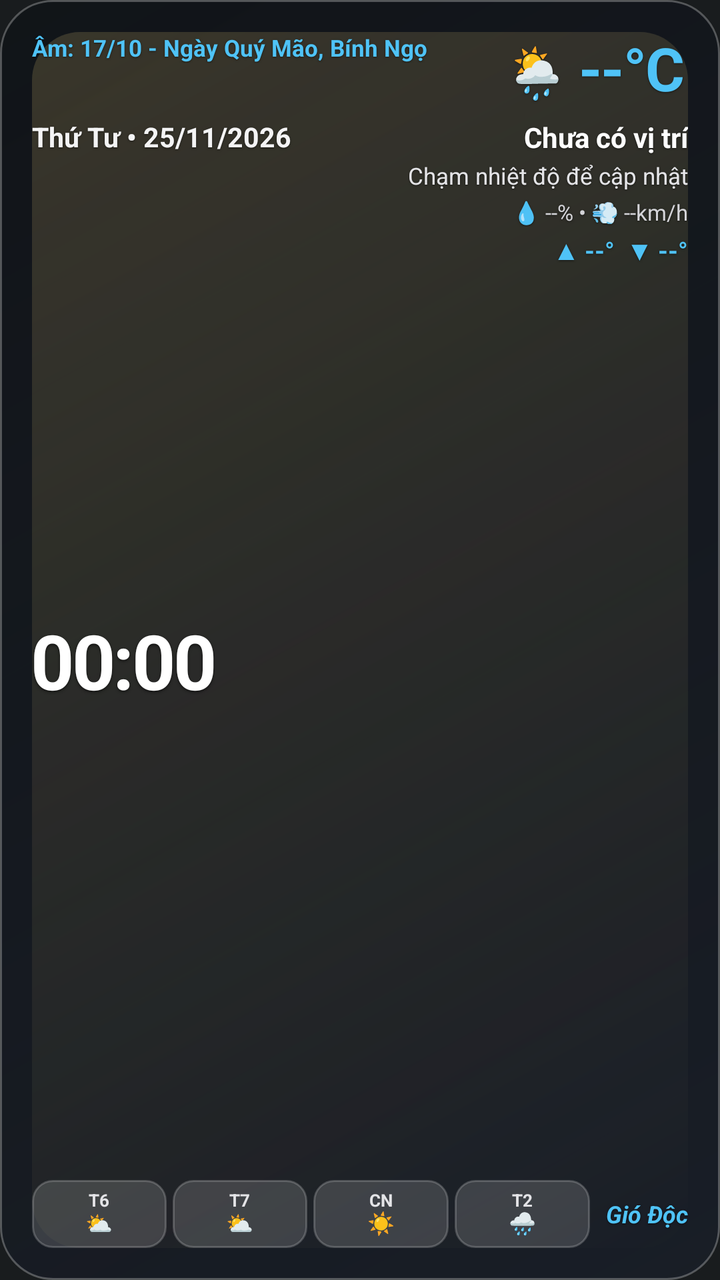
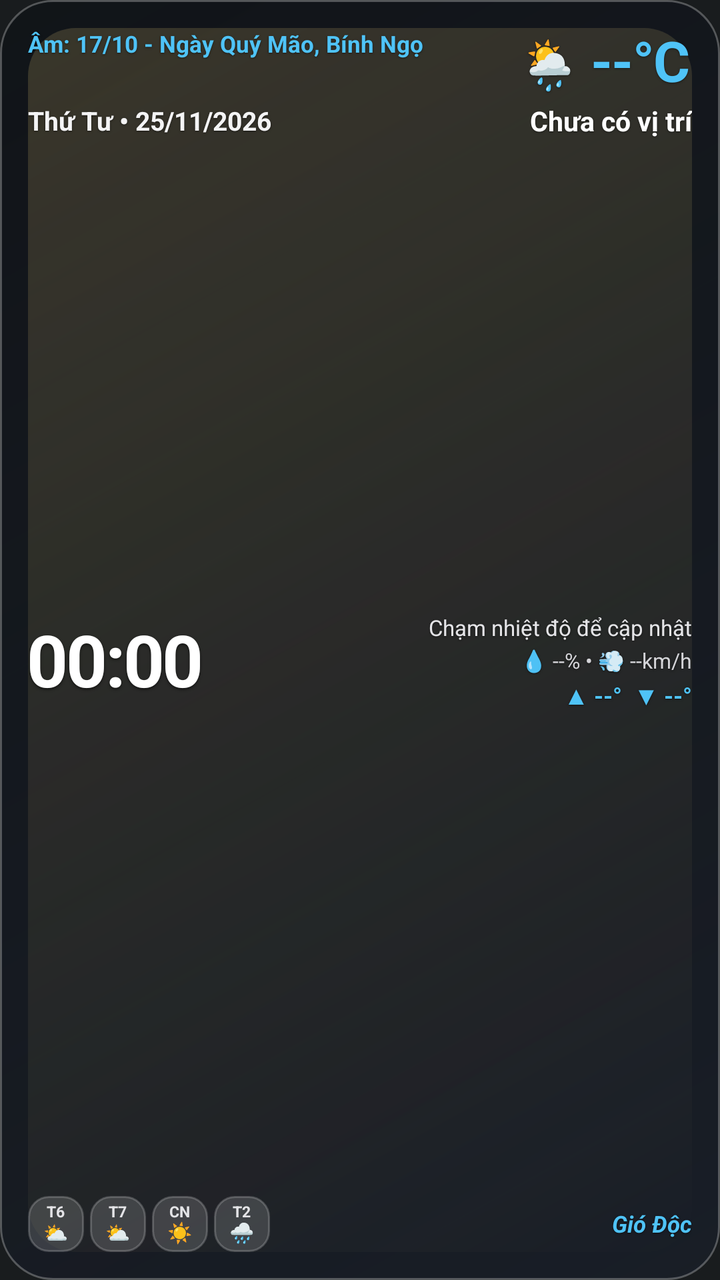

Screens rendered from an Android XML layout before and after an edit, with the pre-edit source and the edit as a unified diff.
<!-- AndroidManifest.xml: application theme android:Theme.DeviceDefault.NoActionBar -->
<!-- res/layout/widget_weather_lunar.xml -->
<?xml version="1.0" encoding="utf-8"?>
<RelativeLayout xmlns:android="http://schemas.android.com/apk/res/android"
    android:id="@+id/widget_root"
    android:layout_width="match_parent"
    android:layout_height="match_parent"
    android:background="@drawable/bg_widget_glass_dark"
    android:padding="16dp">

    
    <ImageView
        android:id="@+id/iv_weather_effect"
        android:layout_width="match_parent"
        android:layout_height="match_parent"
        android:alpha="0.82"
        android:contentDescription="Hiệu ứng thời tiết"
        android:scaleType="fitXY"
        android:src="@drawable/fx_weather_clear" />

    
    <TextView
        android:id="@+id/tv_lunar_date"
        android:layout_width="wrap_content"
        android:layout_height="wrap_content"
        android:layout_alignParentStart="true"
        android:layout_alignParentTop="true"
        android:layout_marginEnd="8dp"
        android:layout_toStartOf="@+id/btn_refresh_weather"
        android:lineSpacingExtra="1dp"
        android:maxLines="2"
        android:shadowColor="#80000000"
        android:shadowDx="0"
        android:shadowDy="1"
        android:shadowRadius="2"
        android:text="Âm: 17/10 - Ngày Quý Mão, Bính Ngọ"
        android:textColor="#4FC3F7"
        android:textSize="11.5sp"
        android:textStyle="bold" />

    
    <LinearLayout
        android:id="@+id/btn_refresh_weather"
        android:layout_width="wrap_content"
        android:layout_height="wrap_content"
        android:layout_alignParentTop="true"
        android:layout_alignParentEnd="true"
        android:gravity="center_vertical"
        android:orientation="horizontal"
        android:padding="2dp">

        <TextView
            android:id="@+id/tv_weather_emoji"
            android:layout_width="wrap_content"
            android:layout_height="wrap_content"
            android:layout_marginEnd="6dp"
            android:maxLines="1"
            android:shadowColor="#80000000"
            android:shadowDx="0"
            android:shadowDy="1"
            android:shadowRadius="2"
            android:text="🌦️"
            android:textSize="25sp" />

        <TextView
            android:id="@+id/tv_current_temp"
            android:layout_width="wrap_content"
            android:layout_height="wrap_content"
            android:includeFontPadding="false"
            android:letterSpacing="-0.02"
            android:maxLines="1"
            android:shadowColor="#80000000"
            android:shadowDx="0"
            android:shadowDy="1"
            android:shadowRadius="2"
            android:text="--°C"
            android:textColor="#4FC3F7"
            android:textSize="30sp"
            android:textStyle="bold" />
    </LinearLayout>

    
    <RelativeLayout
        android:id="@+id/date_location_row"
        android:layout_width="match_parent"
        android:layout_height="wrap_content"
        android:layout_below="@+id/btn_refresh_weather"
        android:layout_marginTop="4dp">

        
        <TextView
            android:id="@+id/tv_solar_date"
            android:layout_width="wrap_content"
            android:layout_height="wrap_content"
            android:layout_alignParentStart="true"
            android:layout_centerVertical="true"
            android:layout_marginEnd="8dp"
            android:layout_toStartOf="@+id/tv_location_name"
            android:ellipsize="end"
            android:maxLines="1"
            android:shadowColor="#88000000"
            android:shadowDx="0"
            android:shadowDy="1"
            android:shadowRadius="2"
            android:text="Thứ Tư • 25/11/2026"
            android:textColor="#F4F4F5"
            android:textSize="13.5sp"
            android:textStyle="bold" />

        
        <TextView
            android:id="@+id/tv_location_name"
            android:layout_width="wrap_content"
            android:layout_height="wrap_content"
            android:layout_alignParentEnd="true"
            android:layout_centerVertical="true"
            android:ellipsize="end"
            android:maxLines="1"
            android:shadowColor="#88000000"
            android:shadowDx="0"
            android:shadowDy="1"
            android:shadowRadius="2"
            android:text="Chưa có vị trí"
            android:textColor="#FFFFFF"
            android:textSize="14sp"
            android:textStyle="bold" />
    </RelativeLayout>

    
    <LinearLayout
        android:id="@+id/left_column"
        android:layout_width="wrap_content"
        android:layout_height="wrap_content"
        android:layout_above="@+id/bottom_row"
        android:layout_below="@+id/date_location_row"
        android:layout_alignParentStart="true"
        android:layout_marginTop="2dp"
        android:layout_marginEnd="8dp"
        android:layout_toStartOf="@+id/right_column"
        android:gravity="center_vertical"
        android:orientation="vertical">

        <TextClock
            android:id="@+id/tv_clock"
            android:layout_width="wrap_content"
            android:layout_height="wrap_content"
            android:format12Hour="HH:mm"
            android:format24Hour="HH:mm"
            android:includeFontPadding="false"
            android:letterSpacing="-0.03"
            android:maxLines="1"
            android:shadowColor="#99000000"
            android:shadowDx="0"
            android:shadowDy="2"
            android:shadowRadius="3"
            android:textColor="#FFFFFF"
            android:textSize="38sp"
            android:textStyle="bold" />
    </LinearLayout>

    
    <LinearLayout
        android:id="@+id/right_column"
        android:layout_width="wrap_content"
        android:layout_height="wrap_content"
        android:layout_above="@+id/bottom_row"
        android:layout_below="@+id/date_location_row"
        android:layout_alignParentEnd="true"
        android:layout_marginTop="2dp"
        android:gravity="end|top"
        android:orientation="vertical">

        
        <TextView
            android:id="@+id/tv_weather_desc"
            android:layout_width="wrap_content"
            android:layout_height="wrap_content"
            android:ellipsize="end"
            android:maxLines="1"
            android:shadowColor="#88000000"
            android:shadowDx="0"
            android:shadowDy="1"
            android:shadowRadius="2"
            android:text="Chạm nhiệt độ để cập nhật"
            android:textColor="#E4E4E7"
            android:textSize="11.5sp" />

        
        <TextView
            android:id="@+id/tv_humidity_wind"
            android:layout_width="wrap_content"
            android:layout_height="wrap_content"
            android:layout_marginTop="3dp"
            android:maxLines="1"
            android:shadowColor="#88000000"
            android:shadowDx="0"
            android:shadowDy="1"
            android:shadowRadius="2"
            android:text="💧 --% • 💨 --km/h"
            android:textColor="#D4D4D8"
            android:textSize="11sp" />

        
        <TextView
            android:id="@+id/tv_min_max_temp"
            android:layout_width="wrap_content"
            android:layout_height="wrap_content"
            android:layout_gravity="end"
            android:layout_marginTop="3dp"
            android:maxLines="1"
            android:shadowColor="#88000000"
            android:shadowDx="0"
            android:shadowDy="1"
            android:shadowRadius="2"
            android:text="▲ --°  ▼ --°"
            android:textColor="#4FC3F7"
            android:textSize="12.5sp"
            android:textStyle="bold" />
    </LinearLayout>

    
    <RelativeLayout
        android:id="@+id/bottom_row"
        android:layout_width="match_parent"
        android:layout_height="wrap_content"
        android:layout_alignParentBottom="true"
        android:layout_marginTop="6dp">

        <LinearLayout
            android:id="@+id/forecast_4days_row"
            android:layout_width="wrap_content"
            android:layout_height="wrap_content"
            android:layout_alignParentStart="true"
            android:layout_centerVertical="true"
            android:layout_marginEnd="8dp"
            android:layout_toStartOf="@+id/tv_signature"
            android:gravity="center_vertical"
            android:orientation="horizontal">

            
            <LinearLayout
                android:id="@+id/card_forecast_day_1"
                android:layout_width="0dp"
                android:layout_height="34dp"
                android:layout_marginEnd="3dp"
                android:layout_weight="1"
                android:background="@drawable/bg_widget_forecast_chip"
                android:gravity="center"
                android:orientation="vertical"
                android:paddingHorizontal="2dp"
                android:paddingVertical="1dp">

                <TextView
                    android:id="@+id/tv_forecast_day_1_label"
                    android:layout_width="wrap_content"
                    android:layout_height="wrap_content"
                    android:includeFontPadding="false"
                    android:maxLines="1"
                    android:text="T6"
                    android:textColor="#E4E4E7"
                    android:textSize="8.5sp"
                    android:textStyle="bold" />

                <TextView
                    android:id="@+id/tv_forecast_day_1_icon"
                    android:layout_width="wrap_content"
                    android:layout_height="wrap_content"
                    android:includeFontPadding="false"
                    android:maxLines="1"
                    android:text="⛅"
                    android:textSize="11sp" />

                <TextView
                    android:id="@+id/tv_forecast_day_1_temp"
                    android:layout_width="wrap_content"
                    android:layout_height="0dp"
                    android:layout_weight="0"
                    android:visibility="gone" />
            </LinearLayout>

            
            <LinearLayout
                android:id="@+id/card_forecast_day_2"
                android:layout_width="0dp"
                android:layout_height="34dp"
                android:layout_marginEnd="3dp"
                android:layout_weight="1"
                android:background="@drawable/bg_widget_forecast_chip"
                android:gravity="center"
                android:orientation="vertical"
                android:paddingHorizontal="2dp"
                android:paddingVertical="1dp">

                <TextView
                    android:id="@+id/tv_forecast_day_2_label"
                    android:layout_width="wrap_content"
                    android:layout_height="wrap_content"
                    android:includeFontPadding="false"
                    android:maxLines="1"
                    android:text="T7"
                    android:textColor="#E4E4E7"
                    android:textSize="8.5sp"
                    android:textStyle="bold" />

                <TextView
                    android:id="@+id/tv_forecast_day_2_icon"
                    android:layout_width="wrap_content"
                    android:layout_height="wrap_content"
                    android:includeFontPadding="false"
                    android:maxLines="1"
                    android:text="⛅"
                    android:textSize="11sp" />

                <TextView
                    android:id="@+id/tv_forecast_day_2_temp"
                    android:layout_width="wrap_content"
                    android:layout_height="0dp"
                    android:layout_weight="0"
                    android:visibility="gone" />
            </LinearLayout>

            
            <LinearLayout
                android:id="@+id/card_forecast_day_3"
                android:layout_width="0dp"
                android:layout_height="34dp"
                android:layout_marginEnd="3dp"
                android:layout_weight="1"
                android:background="@drawable/bg_widget_forecast_chip"
                android:gravity="center"
                android:orientation="vertical"
                android:paddingHorizontal="2dp"
                android:paddingVertical="1dp">

                <TextView
                    android:id="@+id/tv_forecast_day_3_label"
                    android:layout_width="wrap_content"
                    android:layout_height="wrap_content"
                    android:includeFontPadding="false"
                    android:maxLines="1"
                    android:text="CN"
                    android:textColor="#E4E4E7"
                    android:textSize="8.5sp"
                    android:textStyle="bold" />

                <TextView
                    android:id="@+id/tv_forecast_day_3_icon"
                    android:layout_width="wrap_content"
                    android:layout_height="wrap_content"
                    android:includeFontPadding="false"
                    android:maxLines="1"
                    android:text="☀️"
                    android:textSize="11sp" />

                <TextView
                    android:id="@+id/tv_forecast_day_3_temp"
                    android:layout_width="wrap_content"
                    android:layout_height="0dp"
                    android:layout_weight="0"
                    android:visibility="gone" />
            </LinearLayout>

            
            <LinearLayout
                android:id="@+id/card_forecast_day_4"
                android:layout_width="0dp"
                android:layout_height="34dp"
                android:layout_weight="1"
                android:background="@drawable/bg_widget_forecast_chip"
                android:gravity="center"
                android:orientation="vertical"
                android:paddingHorizontal="2dp"
                android:paddingVertical="1dp">

                <TextView
                    android:id="@+id/tv_forecast_day_4_label"
                    android:layout_width="wrap_content"
                    android:layout_height="wrap_content"
                    android:includeFontPadding="false"
                    android:maxLines="1"
                    android:text="T2"
                    android:textColor="#E4E4E7"
                    android:textSize="8.5sp"
                    android:textStyle="bold" />

                <TextView
                    android:id="@+id/tv_forecast_day_4_icon"
                    android:layout_width="wrap_content"
                    android:layout_height="wrap_content"
                    android:includeFontPadding="false"
                    android:maxLines="1"
                    android:text="🌧️"
                    android:textSize="11sp" />

                <TextView
                    android:id="@+id/tv_forecast_day_4_temp"
                    android:layout_width="wrap_content"
                    android:layout_height="0dp"
                    android:layout_weight="0"
                    android:visibility="gone" />
            </LinearLayout>
        </LinearLayout>

        <TextView
            android:id="@+id/tv_signature"
            android:layout_width="wrap_content"
            android:layout_height="wrap_content"
            android:layout_alignParentEnd="true"
            android:layout_centerVertical="true"
            android:ellipsize="end"
            android:maxLines="1"
            android:shadowColor="#88000000"
            android:shadowDx="0"
            android:shadowDy="1"
            android:shadowRadius="2"
            android:text="Gió Độc"
            android:textColor="#4FC3F7"
            android:textSize="12sp"
            android:textStyle="italic|bold" />
    </RelativeLayout>

</RelativeLayout>
<!-- resources referenced by this layout -->
<resources>
  <!-- drawable bg_widget_forecast_chip (drawable) -->
  <?xml version="1.0" encoding="utf-8"?>
  <shape xmlns:android="http://schemas.android.com/apk/res/android"
      android:shape="rectangle">
      <solid android:color="#26FFFFFF" />
      <corners android:radius="10dp" />
      <stroke
          android:width="1dp"
          android:color="#33FFFFFF" />
  </shape>
  <!-- drawable bg_widget_glass_dark (drawable) -->
  <?xml version="1.0" encoding="utf-8"?>
  <shape xmlns:android="http://schemas.android.com/apk/res/android"
      android:shape="rectangle">
      <gradient
          android:angle="135"
          android:endColor="#990B0E14"
          android:startColor="#B3181E29" />
      <stroke
          android:width="1dp"
          android:color="#44FFFFFF" />
      <corners android:radius="26dp" />
  </shape>
  <!-- drawable fx_weather_clear (drawable) -->
  <?xml version="1.0" encoding="utf-8"?>
  <layer-list xmlns:android="http://schemas.android.com/apk/res/android">
      <item>
          <shape android:shape="rectangle">
              <gradient
                  android:angle="315"
                  android:endColor="#00FFD54F"
                  android:startColor="#33FFE082"
                  android:type="linear" />
              <corners android:radius="24dp" />
          </shape>
      </item>
  </layer-list>
</resources>

<!-- the commit's change to res/layout/widget_weather_lunar.xml (unified diff, before → after) -->
@@ -4,7 +4,7 @@
     android:layout_width="match_parent"
     android:layout_height="match_parent"
     android:background="@drawable/bg_widget_glass_dark"
-    android:padding="16dp">
+    android:padding="14dp">
 
     
     <ImageView
@@ -45,7 +45,7 @@
         android:layout_alignParentEnd="true"
         android:gravity="center_vertical"
         android:orientation="horizontal"
-        android:padding="2dp">
+        android:padding="1dp">
 
         <TextView
             android:id="@+id/tv_weather_emoji"
@@ -58,7 +58,7 @@
             android:shadowDy="1"
             android:shadowRadius="2"
             android:text="🌦️"
-            android:textSize="25sp" />
+            android:textSize="24sp" />
 
         <TextView
             android:id="@+id/tv_current_temp"
@@ -73,7 +73,7 @@
             android:shadowRadius="2"
             android:text="--°C"
             android:textColor="#4FC3F7"
-            android:textSize="30sp"
+            android:textSize="28sp"
             android:textStyle="bold" />
     </LinearLayout>
 
@@ -83,7 +83,7 @@
         android:layout_width="match_parent"
         android:layout_height="wrap_content"
         android:layout_below="@+id/btn_refresh_weather"
-        android:layout_marginTop="4dp">
+        android:layout_marginTop="2dp">
 
         
         <TextView
@@ -102,7 +102,7 @@
             android:shadowRadius="2"
             android:text="Thứ Tư • 25/11/2026"
             android:textColor="#F4F4F5"
-            android:textSize="13.5sp"
+            android:textSize="13sp"
             android:textStyle="bold" />
 
         
@@ -120,7 +120,7 @@
             android:shadowRadius="2"
             android:text="Chưa có vị trí"
             android:textColor="#FFFFFF"
-            android:textSize="14sp"
+            android:textSize="13.5sp"
             android:textStyle="bold" />
     </RelativeLayout>
 
@@ -132,8 +132,9 @@
         android:layout_above="@+id/bottom_row"
         android:layout_below="@+id/date_location_row"
         android:layout_alignParentStart="true"
-        android:layout_marginTop="2dp"
-        android:layout_marginEnd="8dp"
+        android:layout_marginTop="1dp"
+        android:layout_marginEnd="6dp"
+        android:layout_marginBottom="2dp"
         android:layout_toStartOf="@+id/right_column"
         android:gravity="center_vertical"
         android:orientation="vertical">
@@ -142,6 +143,7 @@
             android:id="@+id/tv_clock"
             android:layout_width="wrap_content"
             android:layout_height="wrap_content"
+            android:ellipsize="end"
             android:format12Hour="HH:mm"
             android:format24Hour="HH:mm"
             android:includeFontPadding="false"
@@ -152,7 +154,7 @@
             android:shadowDy="2"
             android:shadowRadius="3"
             android:textColor="#FFFFFF"
-            android:textSize="38sp"
+            android:textSize="36sp"
             android:textStyle="bold" />
     </LinearLayout>
 
@@ -164,8 +166,9 @@
         android:layout_above="@+id/bottom_row"
         android:layout_below="@+id/date_location_row"
         android:layout_alignParentEnd="true"
-        android:layout_marginTop="2dp"
-        android:gravity="end|top"
+        android:layout_marginTop="1dp"
+        android:layout_marginBottom="2dp"
+        android:gravity="end|center_vertical"
         android:orientation="vertical">
 
         
@@ -181,14 +184,14 @@
             android:shadowRadius="2"
             android:text="Chạm nhiệt độ để cập nhật"
             android:textColor="#E4E4E7"
-            android:textSize="11.5sp" />
+            android:textSize="11sp" />
 
         
         <TextView
             android:id="@+id/tv_humidity_wind"
             android:layout_width="wrap_content"
             android:layout_height="wrap_content"
-            android:layout_marginTop="3dp"
+            android:layout_marginTop="2dp"
             android:maxLines="1"
             android:shadowColor="#88000000"
             android:shadowDx="0"
@@ -196,7 +199,7 @@
             android:shadowRadius="2"
             android:text="💧 --% • 💨 --km/h"
             android:textColor="#D4D4D8"
-            android:textSize="11sp" />
+            android:textSize="10.5sp" />
 
         
         <TextView
@@ -204,7 +207,7 @@
             android:layout_width="wrap_content"
             android:layout_height="wrap_content"
             android:layout_gravity="end"
-            android:layout_marginTop="3dp"
+            android:layout_marginTop="2dp"
             android:maxLines="1"
             android:shadowColor="#88000000"
             android:shadowDx="0"
@@ -212,7 +215,7 @@
             android:shadowRadius="2"
             android:text="▲ --°  ▼ --°"
             android:textColor="#4FC3F7"
-            android:textSize="12.5sp"
+            android:textSize="12sp"
             android:textStyle="bold" />
     </LinearLayout>
 
@@ -222,7 +225,7 @@
         android:layout_width="match_parent"
         android:layout_height="wrap_content"
         android:layout_alignParentBottom="true"
-        android:layout_marginTop="6dp">
+        android:layout_marginTop="4dp">
 
         <LinearLayout
             android:id="@+id/forecast_4days_row"
@@ -238,15 +241,13 @@
             
             <LinearLayout
                 android:id="@+id/card_forecast_day_1"
-                android:layout_width="0dp"
-                android:layout_height="34dp"
+                android:layout_width="28dp"
+                android:layout_height="28dp"
                 android:layout_marginEnd="3dp"
-                android:layout_weight="1"
                 android:background="@drawable/bg_widget_forecast_chip"
                 android:gravity="center"
                 android:orientation="vertical"
-                android:paddingHorizontal="2dp"
-                android:paddingVertical="1dp">
+                android:padding="1dp">
 
                 <TextView
                     android:id="@+id/tv_forecast_day_1_label"
@@ -256,7 +257,7 @@
                     android:maxLines="1"
                     android:text="T6"
                     android:textColor="#E4E4E7"
-                    android:textSize="8.5sp"
+                    android:textSize="7.5sp"
                     android:textStyle="bold" />
 
                 <TextView
@@ -266,7 +267,7 @@
                     android:includeFontPadding="false"
                     android:maxLines="1"
                     android:text="⛅"
-                    android:textSize="11sp" />
+                    android:textSize="10sp" />
 
                 <TextView
                     android:id="@+id/tv_forecast_day_1_temp"
@@ -279,15 +280,13 @@
             
             <LinearLayout
                 android:id="@+id/card_forecast_day_2"
-                android:layout_width="0dp"
-                android:layout_height="34dp"
+                android:layout_width="28dp"
+                android:layout_height="28dp"
                 android:layout_marginEnd="3dp"
-                android:layout_weight="1"
                 android:background="@drawable/bg_widget_forecast_chip"
                 android:gravity="center"
                 android:orientation="vertical"
-                android:paddingHorizontal="2dp"
-                android:paddingVertical="1dp">
+                android:padding="1dp">
 
                 <TextView
                     android:id="@+id/tv_forecast_day_2_label"
@@ -297,7 +296,7 @@
                     android:maxLines="1"
                     android:text="T7"
                     android:textColor="#E4E4E7"
-                    android:textSize="8.5sp"
+                    android:textSize="7.5sp"
                     android:textStyle="bold" />
 
                 <TextView
@@ -307,7 +306,7 @@
                     android:includeFontPadding="false"
                     android:maxLines="1"
                     android:text="⛅"
-                    android:textSize="11sp" />
+                    android:textSize="10sp" />
 
                 <TextView
                     android:id="@+id/tv_forecast_day_2_temp"
@@ -320,15 +319,13 @@
             
             <LinearLayout
                 android:id="@+id/card_forecast_day_3"
-                android:layout_width="0dp"
-                android:layout_height="34dp"
+                android:layout_width="28dp"
+                android:layout_height="28dp"
                 android:layout_marginEnd="3dp"
-                android:layout_weight="1"
                 android:background="@drawable/bg_widget_forecast_chip"
                 android:gravity="center"
                 android:orientation="vertical"
-                android:paddingHorizontal="2dp"
-                android:paddingVertical="1dp">
+                android:padding="1dp">
 
                 <TextView
                     android:id="@+id/tv_forecast_day_3_label"
@@ -338,7 +335,7 @@
                     android:maxLines="1"
                     android:text="CN"
                     android:textColor="#E4E4E7"
-                    android:textSize="8.5sp"
+                    android:textSize="7.5sp"
                     android:textStyle="bold" />
 
                 <TextView
@@ -348,7 +345,7 @@
                     android:includeFontPadding="false"
                     android:maxLines="1"
                     android:text="☀️"
-                    android:textSize="11sp" />
+                    android:textSize="10sp" />
 
                 <TextView
                     android:id="@+id/tv_forecast_day_3_temp"
@@ -361,14 +358,12 @@
             
             <LinearLayout
                 android:id="@+id/card_forecast_day_4"
-                android:layout_width="0dp"
-                android:layout_height="34dp"
-                android:layout_weight="1"
+                android:layout_width="28dp"
+                android:layout_height="28dp"
                 android:background="@drawable/bg_widget_forecast_chip"
                 android:gravity="center"
                 android:orientation="vertical"
-                android:paddingHorizontal="2dp"
-                android:paddingVertical="1dp">
+                android:padding="1dp">
 
                 <TextView
                     android:id="@+id/tv_forecast_day_4_label"
@@ -378,7 +373,7 @@
                     android:maxLines="1"
                     android:text="T2"
                     android:textColor="#E4E4E7"
-                    android:textSize="8.5sp"
+                    android:textSize="7.5sp"
                     android:textStyle="bold" />
 
                 <TextView
@@ -388,7 +383,7 @@
                     android:includeFontPadding="false"
                     android:maxLines="1"
                     android:text="🌧️"
-                    android:textSize="11sp" />
+                    android:textSize="10sp" />
 
                 <TextView
                     android:id="@+id/tv_forecast_day_4_temp"
@@ -413,7 +408,7 @@
             android:shadowRadius="2"
             android:text="Gió Độc"
             android:textColor="#4FC3F7"
-            android:textSize="12sp"
+            android:textSize="11.5sp"
             android:textStyle="italic|bold" />
     </RelativeLayout>
 
